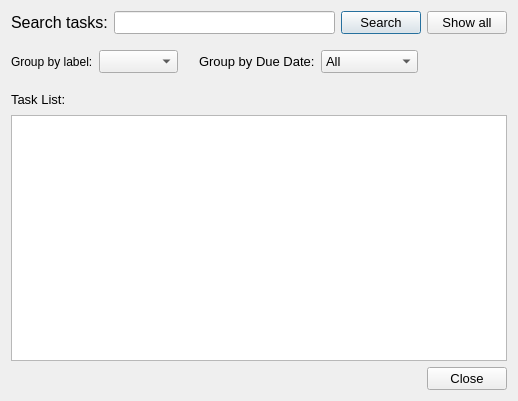
Before: the Qt Designer form ui/search.ui in VicMbugua/TaskManagementSystem, drawn with Qt 5.
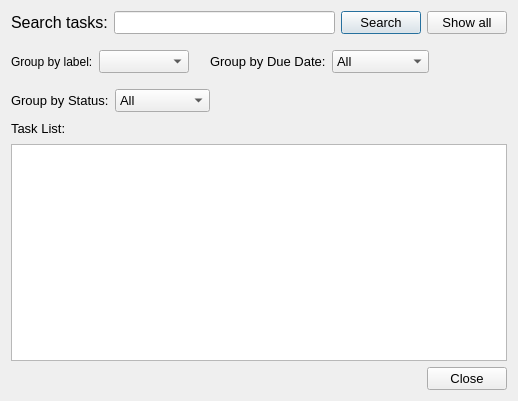
After: the same form once the commit is applied.

Commit message: Added group by status

```diff
--- a/ui/search.ui
+++ b/ui/search.ui
@@ -79,7 +79,14 @@
       </widget>
      </item>
      <item>
-      <widget class="QComboBox" name="labels"/>
+      <widget class="QComboBox" name="labels">
+       <property name="minimumSize">
+        <size>
+         <width>90</width>
+         <height>0</height>
+        </size>
+       </property>
+      </widget>
      </item>
      <item>
       <spacer name="horizontalSpacer_3">
@@ -106,6 +113,12 @@
      </item>
      <item>
       <widget class="QComboBox" name="due_date">
+       <property name="minimumSize">
+        <size>
+         <width>90</width>
+         <height>0</height>
+        </size>
+       </property>
        <item>
         <property name="text">
          <string>All</string>
@@ -138,6 +151,49 @@
      </item>
     </layout>
    </item>
+   <item>
+    <layout class="QHBoxLayout" name="horizontalLayout_5">
+     <item>
+      <widget class="QLabel" name="label_5">
+       <property name="text">
+        <string>Group by Status:</string>
+       </property>
+      </widget>
+     </item>
+     <item>
+      <widget class="QComboBox" name="status">
+       <item>
+        <property name="text">
+         <string>All</string>
+        </property>
+       </item>
+       <item>
+        <property name="text">
+         <string>Started</string>
+        </property>
+       </item>
+       <item>
+        <property name="text">
+         <string>Not Started</string>
+        </property>
+       </item>
+      </widget>
+     </item>
+     <item>
+      <spacer name="horizontalSpacer_5">
+       <property name="orientation">
+        <enum>Qt::Horizontal</enum>
+       </property>
+       <property name="sizeHint" stdset="0">
+        <size>
+         <width>40</width>
+         <height>20</height>
+        </size>
+       </property>
+      </spacer>
+     </item>
+    </layout>
+   </item>
    <item>
     <layout class="QHBoxLayout" name="horizontalLayout_4">
      <item>
```
The commit also changes 37 other files.
